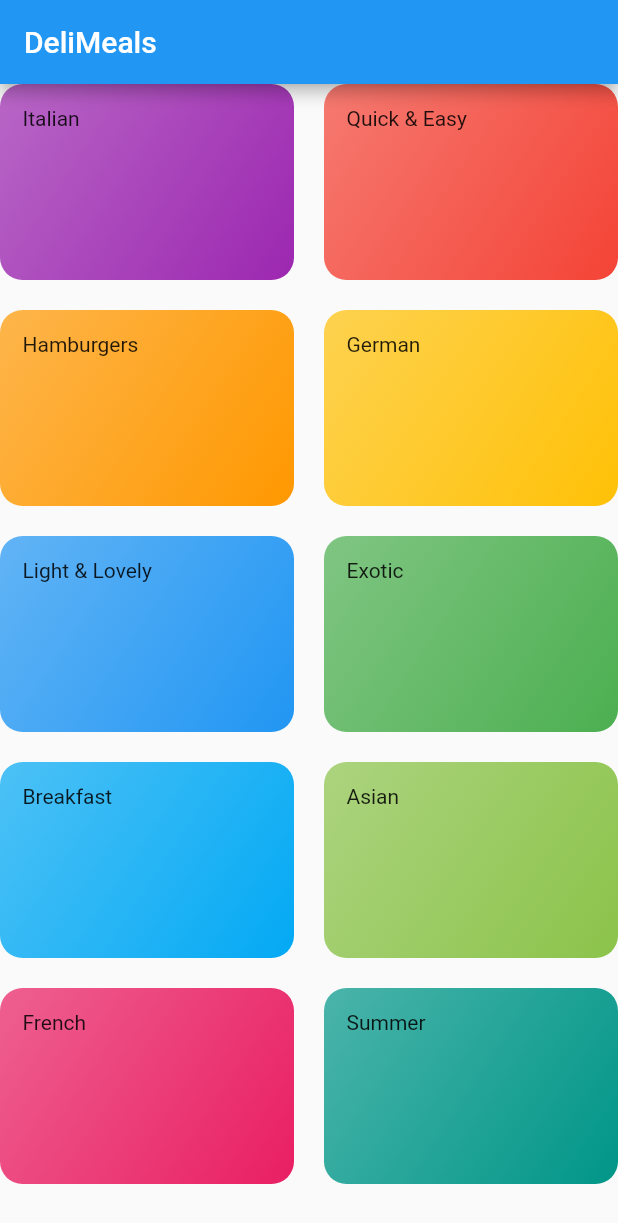
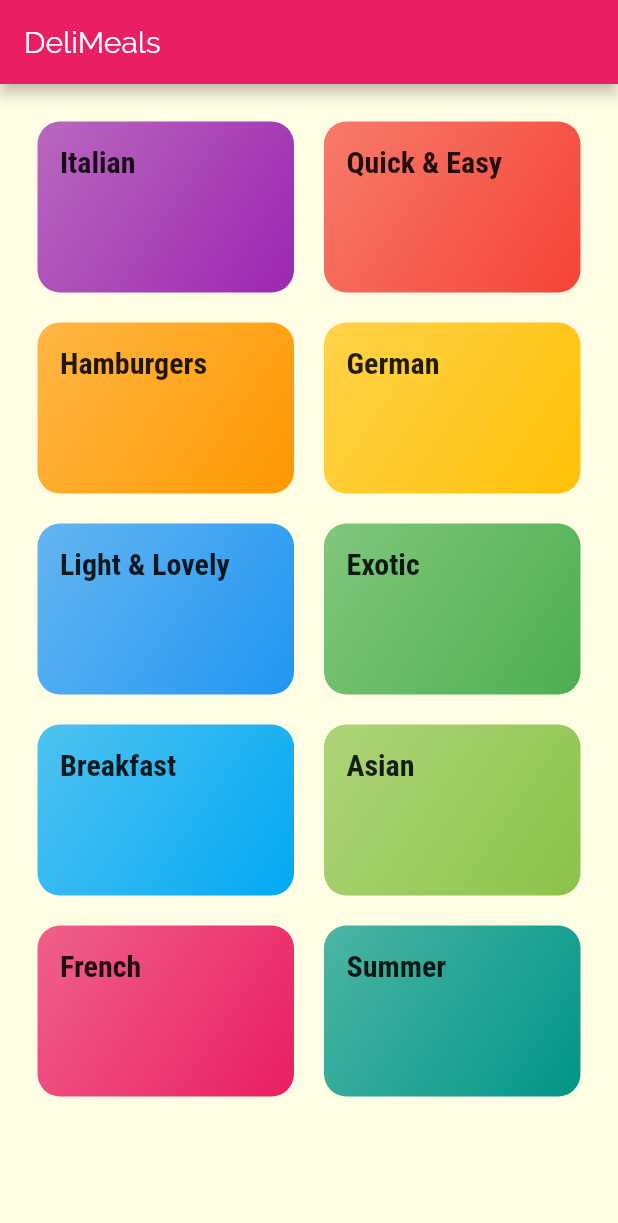
Before and after one commit to allama008/MealsApplication, a Flutter app: the screen it shows after launch, on a phone screen of 412 x 824 dp. Shown: the top 1223 px of the screen. Run offline on Flutter 3.47's test engine with Material 2 defaults, Android fonts, the phone set to English and light mode, and no system bars.

Commit message:
L.164 Styling & Theming

```diff
--- a/lib/categories_screen.dart
+++ b/lib/categories_screen.dart
@@ -9,9 +9,10 @@
   Widget build(BuildContext context) {
     return Scaffold(
       appBar: AppBar(
-        title: Text('DeliMeals'),
+        title: const Text('DeliMeals'),
       ),
       body: GridView(
+          padding: EdgeInsets.all(25),
           children: DUMMY_CATEGORIES
               .map((catData) => CategoryItem(catData.title, catData.color))
               .toList(),
--- a/lib/category_item.dart
+++ b/lib/category_item.dart
@@ -10,7 +10,10 @@
   Widget build(BuildContext context) {
     return Container(
       padding: const EdgeInsets.all(15),
-      child: Text(title),
+      child: Text(
+        title,
+        style: Theme.of(context).textTheme.headline6,
+      ),
       decoration: BoxDecoration(
           gradient: LinearGradient(
             colors: [color.withOpacity(0.7), color],
--- a/lib/main.dart
+++ b/lib/main.dart
@@ -10,7 +10,23 @@
     return MaterialApp(
       title: 'DeliMeals',
       theme: ThemeData(
-        primarySwatch: Colors.blue,
+        primarySwatch: Colors.pink,
+        accentColor: Colors.amber,
+        canvasColor: Color.fromRGBO(255, 254, 229, 1),
+        fontFamily: 'Raleway',
+        textTheme: ThemeData.light().textTheme.copyWith(
+              bodyText2: TextStyle(
+                color: Color.fromRGBO(20, 51, 51, 1),
+              ),
+              bodyText1: TextStyle(
+                color: Color.fromRGBO(20, 51, 51, 1),
+              ),
+              headline6: TextStyle(
+                fontSize: 20.0,
+                fontFamily: 'RobotoCondensed',
+                fontWeight: FontWeight.bold,
+              ),
+            ),
       ),
       home: CategoriesScreen(),
     );
```
Also changed, not shown: pubspec.yaml (+17 -11 lines), assets/fonts/Raleway-Black.ttf (added), assets/fonts/Raleway-Bold.ttf (added), assets/fonts/Raleway-Regular.ttf (added), assets/fonts/RobotoCondensed-Bold.ttf (added), assets/fonts/RobotoCondensed-Italic.ttf (added), assets/fonts/RobotoCondensed-Light.ttf (added), assets/fonts/RobotoCondensed-Regular.ttf (added).
